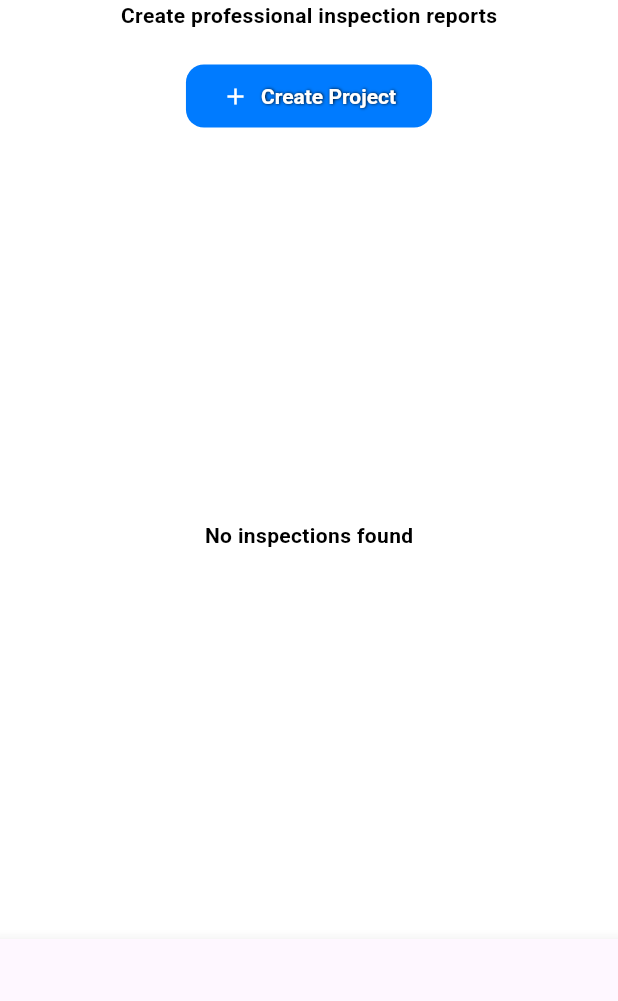
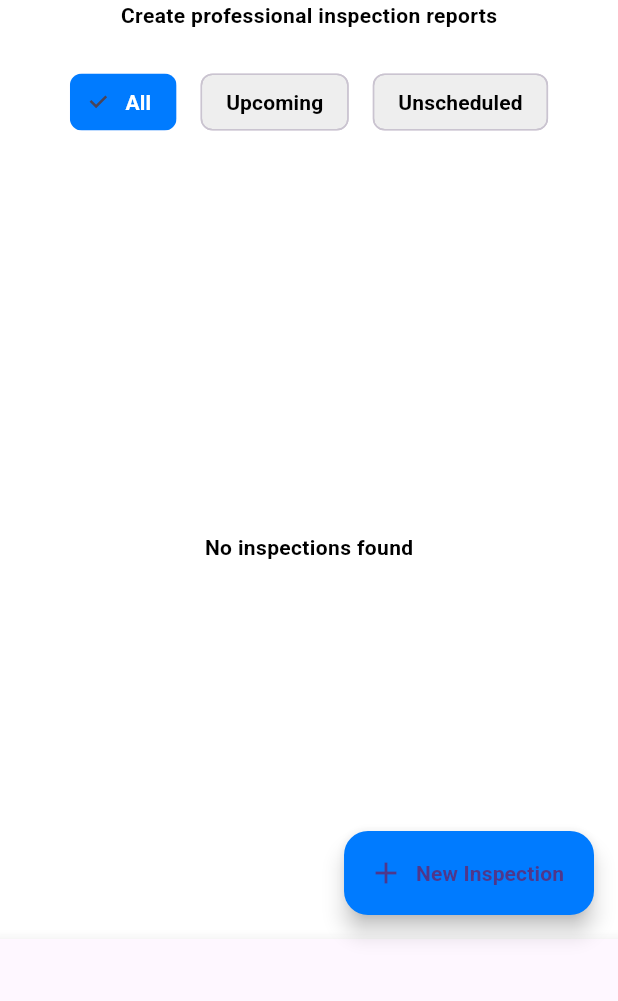
Before and after one commit to ClearSkyDev/clearsky_photo_reports, a Flutter app: the screen it shows after launch, on a phone screen of 412 x 824 dp, the part 210-1211 px from its top. Run offline on Flutter 3.47's test engine with Material 3 defaults, Android fonts, the phone set to English and light mode, and no system bars; our stand-ins replace cached_network_image, cloud_firestore, connectivity_plus, file_picker, firebase_auth, firebase_core and 21 more; missing offline and left inert: dart:js_interop, ffmpeg_kit_flutter, flutter_email_sender, google_ml_kit, tutorial_coach_mark; accounts and stored records are empty; generated files the repository leaves out were written again; project files that could hold a hidden picture were left out.

Commit message:
feat: add project filters and new inspection button

```diff
--- a/lib/src/features/screens/home_screen.dart
+++ b/lib/src/features/screens/home_screen.dart
@@ -7,7 +7,7 @@ import '../../app/app_theme.dart';
 import '../../../models/simple_inspection_metadata.dart';
 
 /// Landing screen with project creation and upgrade prompts.
-class HomeScreen extends StatelessWidget {
+class HomeScreen extends StatefulWidget {
   final int freeReportsRemaining;
   final bool isSubscribed;
 
@@ -16,6 +16,15 @@ class HomeScreen extends StatelessWidget {
     required this.freeReportsRemaining,
     required this.isSubscribed,
   });
+
+  @override
+  State<HomeScreen> createState() => _HomeScreenState();
+}
+
+class _HomeScreenState extends State<HomeScreen> {
+  int selectedFilterIndex = 0; // 0 = All, 1 = Upcoming, 2 = Unscheduled
+
+  final List<String> filters = const ['All', 'Upcoming', 'Unscheduled'];
 
   void _handleCreateProject(BuildContext context) {
     Navigator.pushNamed(context, '/projectDetails');
@@ -40,7 +49,7 @@ class HomeScreen extends StatelessWidget {
   }
 
   void _checkSubscription(BuildContext context) {
-    if (freeReportsRemaining <= 0 && !isSubscribed) {
+    if (widget.freeReportsRemaining <= 0 && !widget.isSubscribed) {
       showDialog(
         context: context,
         builder: (_) => AlertDialog(
@@ -103,6 +112,19 @@ class HomeScreen extends StatelessWidget {
     return projects;
   }
 
+  List<InspectionMetadata> _filteredProjects(List<InspectionMetadata> projects) {
+    final now = DateTime.now();
+    if (selectedFilterIndex == 1) {
+      return projects
+          .where((p) =>
+              p.appointmentDate != null && p.appointmentDate!.isAfter(now))
+          .toList();
+    } else if (selectedFilterIndex == 2) {
+      return projects.where((p) => p.appointmentDate == null).toList();
+    }
+    return projects;
+  }
+
   @override
   Widget build(BuildContext context) {
     return Scaffold(
@@ -119,13 +141,13 @@ class HomeScreen extends StatelessWidget {
       ),
       body: Column(
         children: [
-          if (!isSubscribed)
+          if (!widget.isSubscribed)
             Container(
               width: double.infinity,
               padding: const EdgeInsets.all(8),
               color: Colors.yellow.shade100,
               child: Text(
-                'Free trial: $freeReportsRemaining report${freeReportsRemaining == 1 ? '' : 's'} remaining',
+                'Free trial: ${widget.freeReportsRemaining} report${widget.freeReportsRemaining == 1 ? '' : 's'} remaining',
                 style: TextStyle(
                   color: Colors.orange.shade900,
                   fontWeight: FontWeight.bold,
@@ -139,33 +161,33 @@ class HomeScreen extends StatelessWidget {
             style: Theme.of(context).textTheme.titleLarge,
           ),
           const Text('Create professional inspection reports'),
-          const SizedBox(height: 20),
-          ElevatedButton.icon(
-            onPressed: () => _checkSubscription(context),
-            icon: const Icon(Icons.add),
-            style: ElevatedButton.styleFrom(
-              backgroundColor: AppTheme.clearSkyBlue,
-              foregroundColor: Colors.white,
-              shape: RoundedRectangleBorder(
-                borderRadius: BorderRadius.circular(12),
-              ),
-              padding: const EdgeInsets.symmetric(
-                horizontal: 24,
-                vertical: 12,
-              ),
-              elevation: 0,
-              textStyle: const TextStyle(
-                fontWeight: FontWeight.bold,
-                shadows: [
-                  Shadow(
-                    offset: Offset(0.5, 0.5),
-                    blurRadius: 2,
-                    color: Colors.black,
+          const SizedBox(height: 12),
+          // Filter tabs
+          SingleChildScrollView(
+            scrollDirection: Axis.horizontal,
+            child: Row(
+              children: List.generate(filters.length, (index) {
+                final isSelected = selectedFilterIndex == index;
+                return Padding(
+                  padding: const EdgeInsets.symmetric(horizontal: 8, vertical: 12),
+                  child: ChoiceChip(
+                    label: Text(
+                      filters[index],
+                      style: const TextStyle(fontWeight: FontWeight.bold),
+                    ),
+                    selected: isSelected,
+                    onSelected: (_) {
+                      setState(() => selectedFilterIndex = index);
+                    },
+                    selectedColor: const Color(0xFF007BFF),
+                    backgroundColor: Colors.grey.shade200,
+                    labelStyle: TextStyle(
+                      color: isSelected ? Colors.white : Colors.black,
+                    ),
                   ),
-                ],
-              ),
+                );
+              }),
             ),
-            label: const Text('Create Project'),
           ),
           Expanded(
             child: FutureBuilder(
@@ -175,7 +197,8 @@ class HomeScreen extends StatelessWidget {
                   return const Center(child: CircularProgressIndicator());
                 }
 
-                final projects = snapshot.data as List<InspectionMetadata>;
+                final projects = _filteredProjects(
+                    snapshot.data as List<InspectionMetadata>);
 
                 if (projects.isEmpty) {
                   return const Center(child: Text('No inspections found'));
@@ -247,6 +270,12 @@ class HomeScreen extends StatelessWidget {
           ),
         ],
       ),
+      floatingActionButton: FloatingActionButton.extended(
+        onPressed: () => _checkSubscription(context),
+        backgroundColor: const Color(0xFF007BFF),
+        icon: const Icon(Icons.add),
+        label: const Text('New Inspection'),
+      ),
       bottomNavigationBar: BottomNavigationBar(
         currentIndex: 0,
         onTap: (i) {
```
